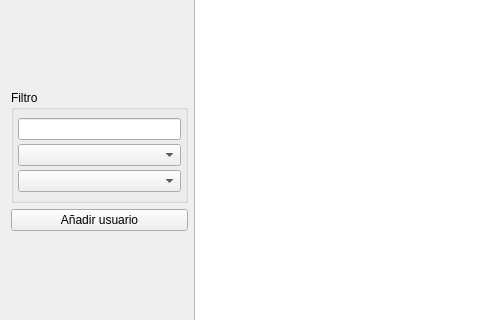
This is src/QMikPPPManager.ui in silderan/QMikPPPManager as Qt 5 draws it before an edit; both pictures show x 0 to 480 and y 127 to 447 of the 924 by 714 pixel window. The edited form follows.
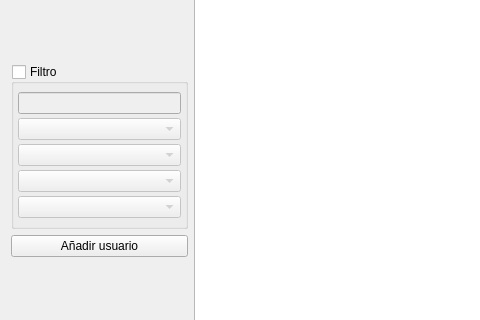
This is the edited form. Custom widgets are drawn as their Qt base class.

Diff of the .ui file:
```diff
--- a/src/QMikPPPManager.ui
+++ b/src/QMikPPPManager.ui
@@ -132,6 +132,12 @@
       <property name="title">
        <string>Filtro</string>
       </property>
+      <property name="checkable">
+       <bool>true</bool>
+      </property>
+      <property name="checked">
+       <bool>false</bool>
+      </property>
       <layout class="QGridLayout" name="gridLayout_2">
        <property name="leftMargin">
         <number>4</number>
@@ -167,6 +173,12 @@
        <item row="2" column="0">
         <widget class="QComboBox" name="serviceStateFilterComboBox"/>
        </item>
+       <item row="3" column="0">
+        <widget class="QComboBox" name="VoIPFilterComboBox"/>
+       </item>
+       <item row="4" column="0">
+        <widget class="QComboBox" name="portFilterComboBox"/>
+       </item>
       </layout>
      </widget>
     </item>
```
Left out of the diff: 27 changed lines with no effect on the pictures.
